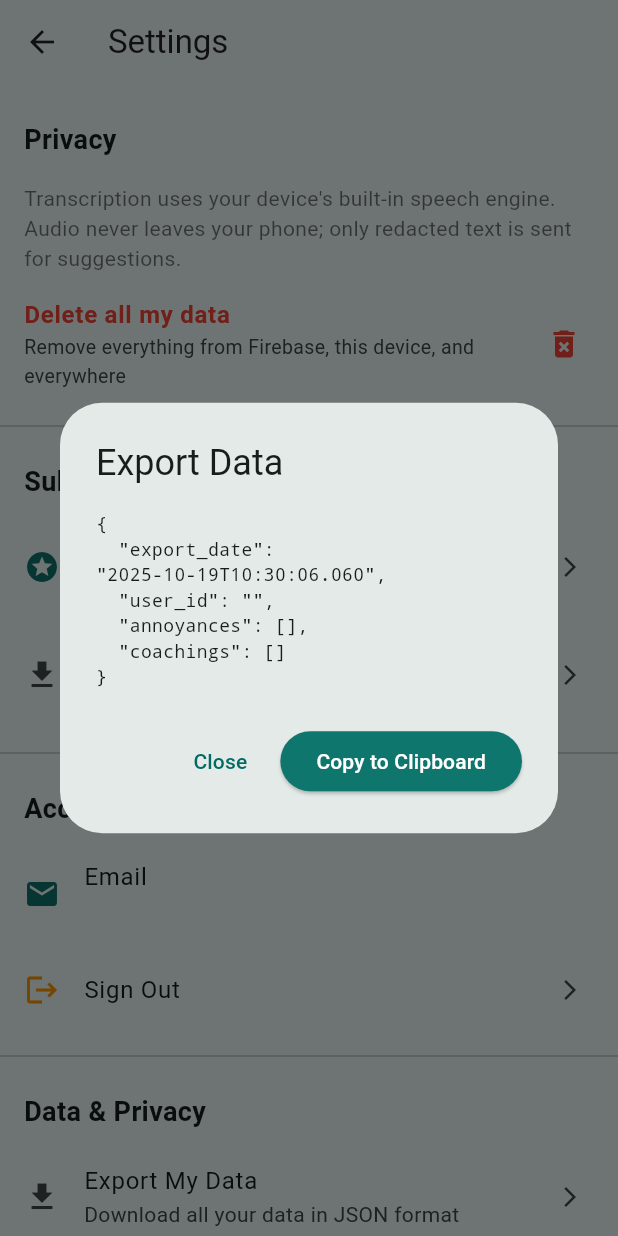
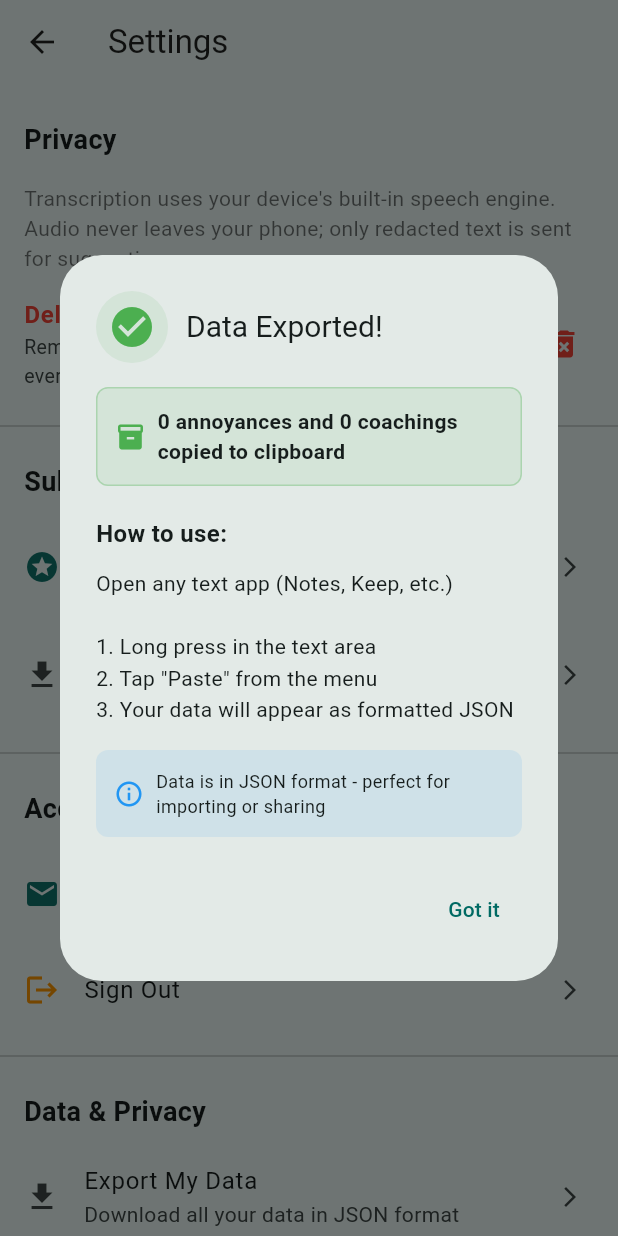
Before and after one commit to cglendenning/annoyed, a Flutter app: the SettingsScreen screen opened directly, after a tap on "Export My Data", on a phone screen of 412 x 824 dp. Run offline on Flutter 3.47's test engine with Material 3 defaults, Android fonts, the light colour scheme and no system bars; our stand-ins replace cloud_firestore, cloud_functions, firebase_auth, firebase_core, flutter_dotenv, google_sign_in and 4 more; missing offline and left inert: purchases_flutter; accounts and stored records are empty; generated files the repository leaves out were written again.

Commit message:
Make Exporting Data Great Again

```diff
--- a/lib/screens/settings_screen.dart
+++ b/lib/screens/settings_screen.dart
@@ -1,4 +1,5 @@
 import 'dart:convert';
+import 'dart:io';
 import 'package:flutter/material.dart';
 import 'package:flutter/services.dart';
 import 'package:provider/provider.dart';
@@ -72,9 +73,13 @@ class _SettingsScreenState extends State<SettingsScreen> {
   }
 
   Future<void> _exportData() async {
+    debugPrint('[Settings] Export data started');
     final authProvider = Provider.of<AuthProvider>(context, listen: false);
 
+    debugPrint('[Settings] Auth status: ${authProvider.isAuthenticated}, UID: ${authProvider.userId}');
+
     if (!authProvider.isAuthenticated) {
+      debugPrint('[Settings] User not authenticated, showing error');
       _showErrorDialog(
         'Sign In Required',
         'You must be signed in to export your data.',
@@ -83,22 +88,43 @@ class _SettingsScreenState extends State<SettingsScreen> {
     }
 
     // Show loading
+    debugPrint('[Settings] Showing loading dialog');
     showDialog(
       context: context,
       barrierDismissible: false,
-      builder: (context) => const Center(
-        child: CircularProgressIndicator(),
+      builder: (context) => Center(
+        child: Container(
+          padding: const EdgeInsets.all(32),
+          decoration: BoxDecoration(
+            color: Colors.white,
+            borderRadius: BorderRadius.circular(16),
+          ),
+          child: Column(
+            mainAxisSize: MainAxisSize.min,
+            children: const [
+              CircularProgressIndicator(),
+              SizedBox(height: 16),
+              Text(
+                'Exporting data...',
+                style: TextStyle(fontSize: 16),
+              ),
+            ],
+          ),
+        ),
       ),
     );
 
     try {
       final uid = authProvider.userId!;
+      debugPrint('[Settings] Fetching data for uid: $uid');
 
       // Fetch all user data
       final annoyances = await FirebaseService.getUserAnnoyances(uid);
+      debugPrint('[Settings] Fetched ${annoyances.length} annoyances');
       final coachings = await FirebaseService.getAllCoachings(uid: uid);
+      debugPrint('[Settings] Fetched ${coachings.length} coachings');
 
-      // Format as JSON
+      // Format as JSON - convert all Timestamps to strings
       final exportData = {
         'export_date': DateTime.now().toIso8601String(),
         'user_id': uid,
@@ -109,53 +135,162 @@ class _SettingsScreenState extends State<SettingsScreen> {
           'category': a.category,
           'trigger': a.trigger,
         }).toList(),
-        'coachings': coachings,
+        'coachings': coachings.map((coaching) {
+          final converted = Map<String, dynamic>.from(coaching);
+          // Convert Firestore Timestamps to ISO strings
+          if (converted['ts'] != null) {
+            final ts = converted['ts'];
+            if (ts is DateTime) {
+              converted['ts'] = ts.toIso8601String();
+            } else {
+              converted['ts'] = ts.toDate().toIso8601String();
+            }
+          }
+          if (converted['timestamp'] != null) {
+            final timestamp = converted['timestamp'];
+            if (timestamp is DateTime) {
+              converted['timestamp'] = timestamp.toIso8601String();
+            } else {
+              converted['timestamp'] = timestamp.toDate().toIso8601String();
+            }
+          }
+          return converted;
+        }).toList(),
       };
 
-      if (mounted) {
+      if (!mounted) return;
+
+      debugPrint('[Settings] Data fetched successfully, copying to clipboard');
+
+      // Format and copy to clipboard
+      final jsonString = const JsonEncoder.withIndent('  ').convert(exportData);
+      await Clipboard.setData(ClipboardData(text: jsonString));
+
+      debugPrint('[Settings] Data copied, closing loading');
       Navigator.of(context).pop(); // Close loading
 
-        // Show export data in a dialog
-        showDialog(
+      if (!mounted) return;
+
+      debugPrint('[Settings] Showing success dialog');
+
+      // Platform-specific paste instructions
+      final pasteInstructions = Platform.isIOS
+          ? 'Open the Notes app (or any other app)\n\n'
+            '1. Tap and hold in the text area\n'
+            '2. Tap "Paste" from the menu\n'
+            '3. Your data will appear as formatted JSON'
+          : 'Open any text app (Notes, Keep, etc.)\n\n'
+            '1. Long press in the text area\n'
+            '2. Tap "Paste" from the menu\n'
+            '3. Your data will appear as formatted JSON';
+
+      await showDialog(
         context: context,
         builder: (context) => AlertDialog(
-            title: const Text('Export Data'),
-            content: SingleChildScrollView(
-              child: SelectableText(
-                const JsonEncoder.withIndent('  ').convert(exportData),
-                style: const TextStyle(fontSize: 12, fontFamily: 'monospace'),
+          title: Row(
+            children: [
+              Container(
+                padding: const EdgeInsets.all(8),
+                decoration: BoxDecoration(
+                  color: Colors.green.withOpacity(0.1),
+                  shape: BoxShape.circle,
                 ),
+                child: const Icon(
+                  Icons.check_circle,
+                  color: Colors.green,
+                  size: 32,
+                ),
+              ),
+              const SizedBox(width: 12),
+              const Expanded(
+                child: Text(
+                  'Data Exported!',
+                  style: TextStyle(fontSize: 20),
+                ),
+              ),
+            ],
+          ),
+          content: Column(
+            mainAxisSize: MainAxisSize.min,
+            crossAxisAlignment: CrossAxisAlignment.start,
+            children: [
+              Container(
+                padding: const EdgeInsets.all(12),
+                decoration: BoxDecoration(
+                  color: Colors.green.withOpacity(0.1),
+                  borderRadius: BorderRadius.circular(8),
+                  border: Border.all(color: Colors.green.withOpacity(0.3)),
+                ),
+                child: Row(
+                  children: [
+                    const Icon(Icons.inventory, color: Colors.green, size: 20),
+                    const SizedBox(width: 8),
+                    Expanded(
+                      child: Text(
+                        '${annoyances.length} annoyances and ${coachings.length} coachings copied to clipboard',
+                        style: const TextStyle(
+                          fontSize: 14,
+                          fontWeight: FontWeight.w600,
+                        ),
+                      ),
+                    ),
+                  ],
+                ),
+              ),
+              const SizedBox(height: 20),
+              const Text(
+                'How to use:',
+                style: TextStyle(
+                  fontSize: 16,
+                  fontWeight: FontWeight.bold,
+                ),
+              ),
+              const SizedBox(height: 12),
+              Text(
+                pasteInstructions,
+                style: const TextStyle(
+                  fontSize: 14,
+                  height: 1.5,
+                ),
+              ),
+              const SizedBox(height: 16),
+              Container(
+                padding: const EdgeInsets.all(12),
+                decoration: BoxDecoration(
+                  color: Colors.blue.withOpacity(0.1),
+                  borderRadius: BorderRadius.circular(8),
+                ),
+                child: Row(
+                  children: const [
+                    Icon(Icons.info_outline, color: Colors.blue, size: 20),
+                    SizedBox(width: 8),
+                    Expanded(
+                      child: Text(
+                        'Data is in JSON format - perfect for importing or sharing',
+                        style: TextStyle(fontSize: 12),
+                      ),
+                    ),
+                  ],
+                ),
+              ),
+            ],
           ),
           actions: [
             TextButton(
-                onPressed: () => Navigator.pop(context),
-                child: const Text('Close'),
-              ),
-              ElevatedButton(
-                onPressed: () {
-                  Clipboard.setData(ClipboardData(
-                    text: const JsonEncoder.withIndent('  ').convert(exportData),
-                  ));
-                  Navigator.pop(context);
-                  ScaffoldMessenger.of(context).showSnackBar(
-                    const SnackBar(
-                      content: Text('Data copied to clipboard'),
-                      backgroundColor: Colors.green,
-                    ),
-                  );
-                },
-                child: const Text('Copy to Clipboard'),
+              onPressed: () => Navigator.of(context).pop(),
+              child: const Text('Got it'),
             ),
           ],
         ),
       );
-      }
     } catch (e) {
+      debugPrint('[Settings] Export error: $e');
       if (mounted) {
         Navigator.of(context).pop(); // Close loading
         _showErrorDialog('Export Failed', 'Unable to export data: ${e.toString()}');
       }
     }
+    debugPrint('[Settings] Export data completed');
   }
 
   Future<void> _deleteAllData() async {
```
Lines whose indentation alone changed are shown as unchanged.
